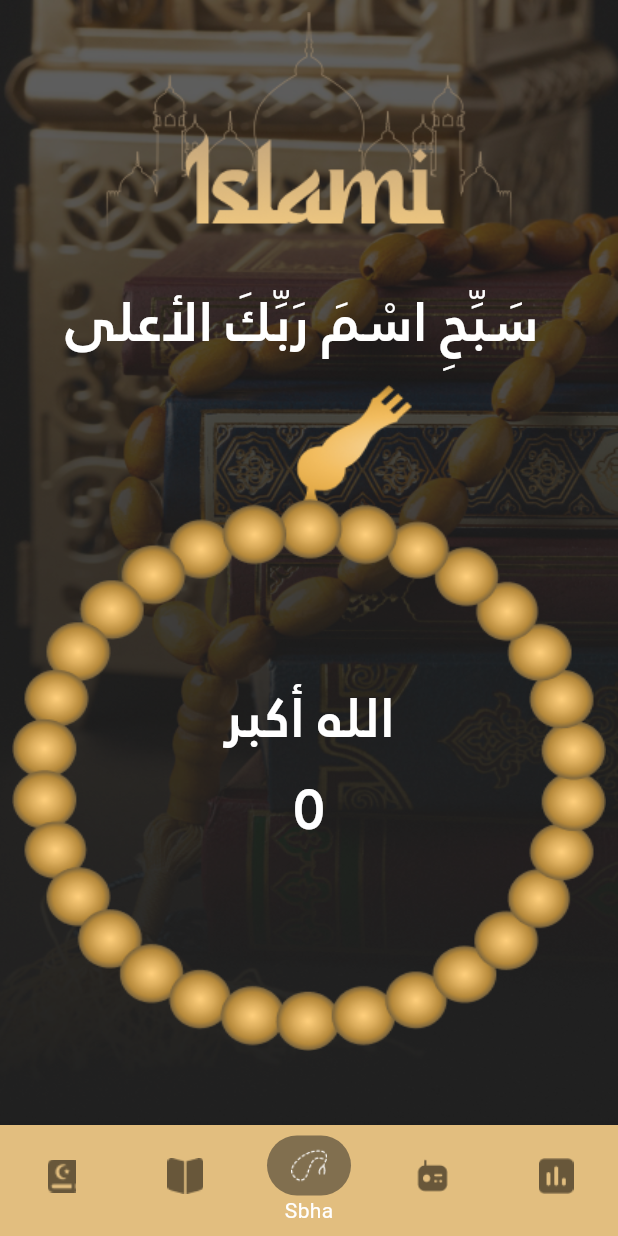
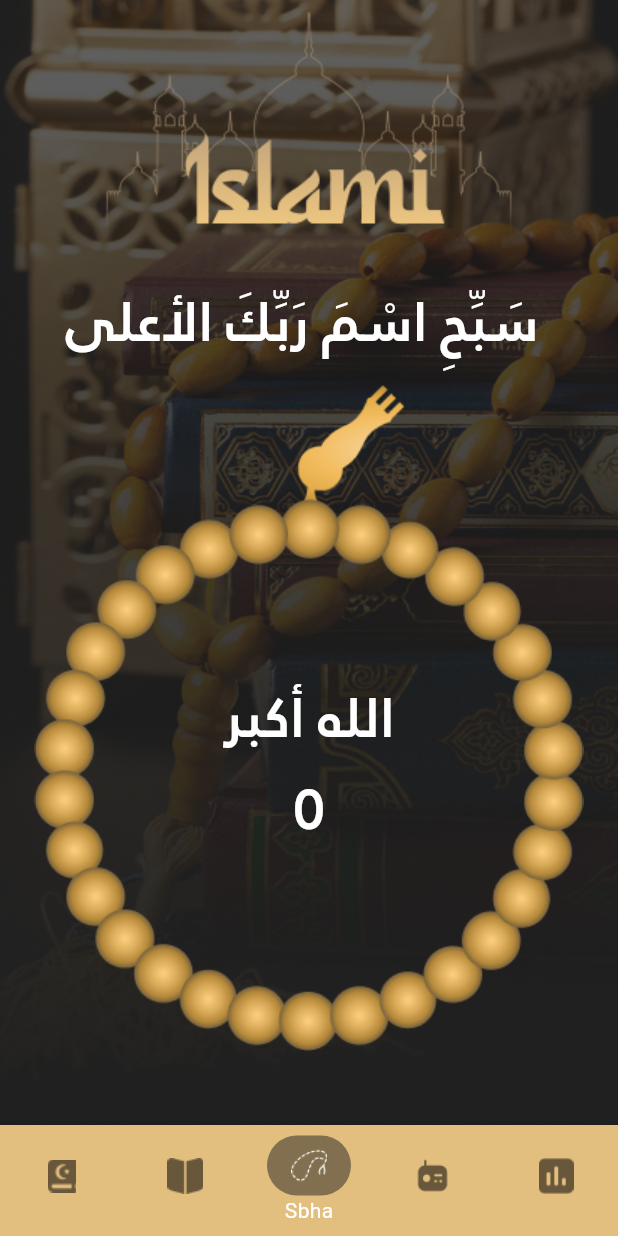
Before and after one commit to Habiba982/islami_app, a Flutter app: the LayoutScreen screen opened by its route, item 3 of the bottom bar chosen, on a phone screen of 412 x 824 dp. Run offline on Flutter 3.47's test engine with Material 3 defaults, Android fonts, the phone set to English and light mode, and no system bars; our stand-ins replace animate_do, carousel_slider, shared_preferences, smooth_page_indicator; accounts and stored records are empty.

Commit message:
sebha issue

```diff
--- a/lib/features/layout/pages/sbha_screen.dart
+++ b/lib/features/layout/pages/sbha_screen.dart
@@ -69,7 +69,7 @@ class _SbhaScreenState extends State<SbhaScreen> {
                                 AppAssets.sebha,
                                 width: size.width * 0.99,
                                 height: size.height * 0.99,
-                                fit: BoxFit.fill,
+                                // fit: BoxFit.fill,
                               ),
                             ),
                           ),
```
